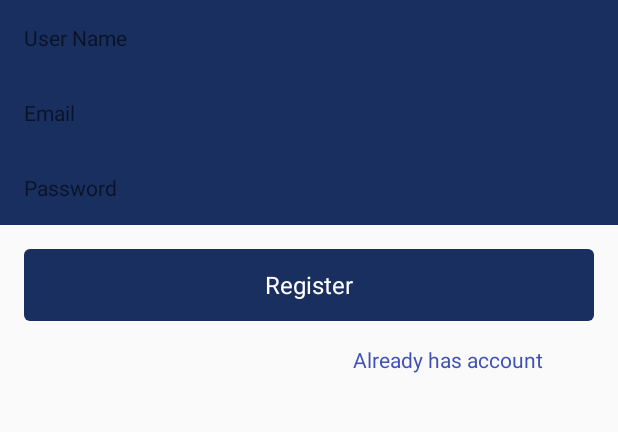
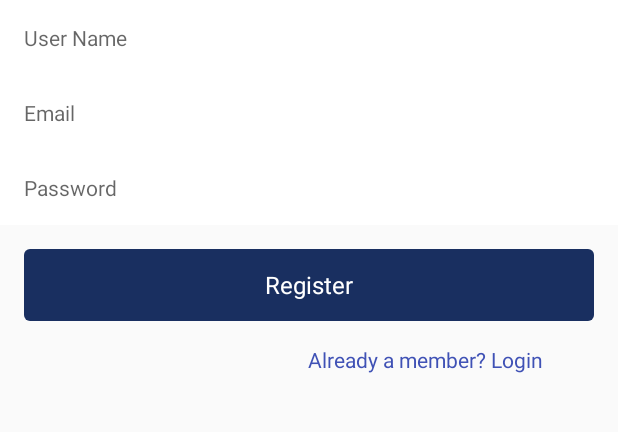
Before and after one commit to VuMinhHoang/quotelife, an Android app: the RegisterAccountActivity screen opened directly, with no data from a screen before it, on a phone screen of 412 x 824 dp, the part 269-701 px from its top. Run offline under Robolectric (Android 15) with nearby library versions, the phone set to English and light mode, and no system bars; our stand-ins replace EventBus, RxJava, Timber, data binding; libraries missing offline, so code that uses them is left out: com.facebook.stetho, me.leolin.shortcutbadger; 3 statements that could not run were skipped.

Commit message:
Change style and string

```diff
--- a/app/src/main/res/values/strings.xml
+++ b/app/src/main/res/values/strings.xml
@@ -16,7 +16,7 @@
     <string name="input_email_sample">Email</string>
     <string name="input_password_sample">Password</string>
     <string name="action_register">Register</string>
-    <string name="already_has_account">Already has account</string>
+    <string name="already_has_account">Already a member? Login</string>
     <string name="dialog_cancel">Cancel</string>
     <string name="dialog_decide">Set</string>
     <string name="dialog_ok">OK</string>
--- a/app/src/main/res/values/styles.xml
+++ b/app/src/main/res/values/styles.xml
@@ -5,7 +5,7 @@
         <!-- Customize your theme here. -->
         <item name="colorPrimary">@color/colorPrimary</item>
         <item name="colorPrimaryDark">@color/colorPrimaryDark</item>
-        <item name="colorAccent">@color/line_color</item>
+        <item name="colorAccent">@color/black</item>
     </style>
 
     <style name="HeadLine">
@@ -42,7 +42,7 @@
 
     <style name="RegisterAccountItemEditField">
         <item name="android:textSize">14sp</item>
-        <item name="android:background">@color/jtx_blue</item>
+        <item name="android:background">@color/white</item>
         <item name="android:paddingLeft">@dimen/space_16dp</item>
         <item name="android:paddingRight">@dimen/space_10dp</item>
     </style>
```
